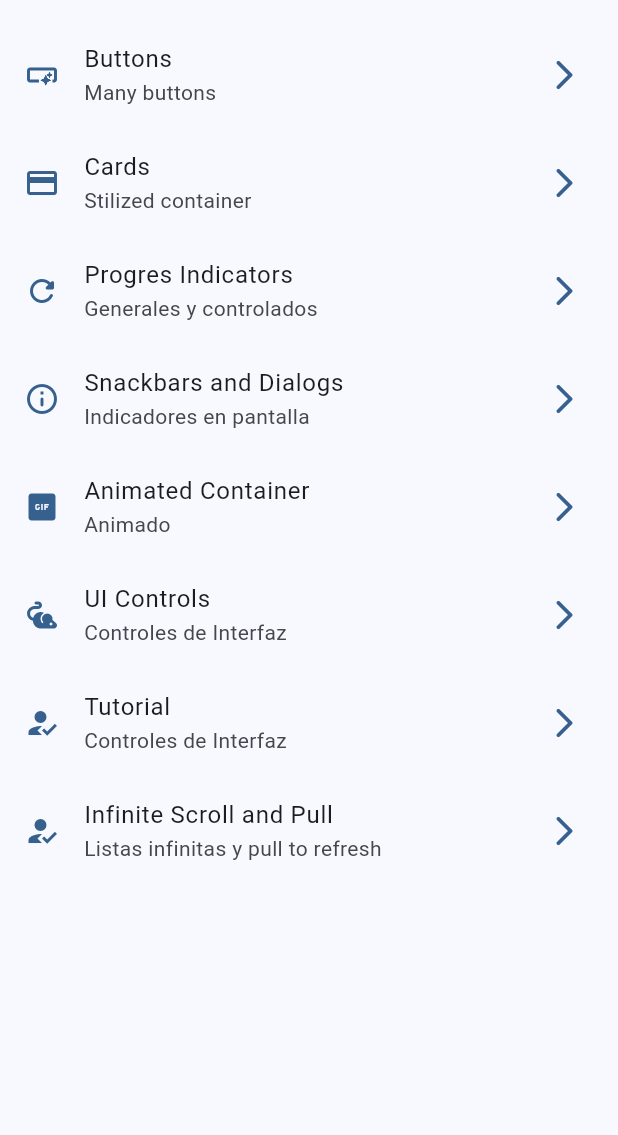
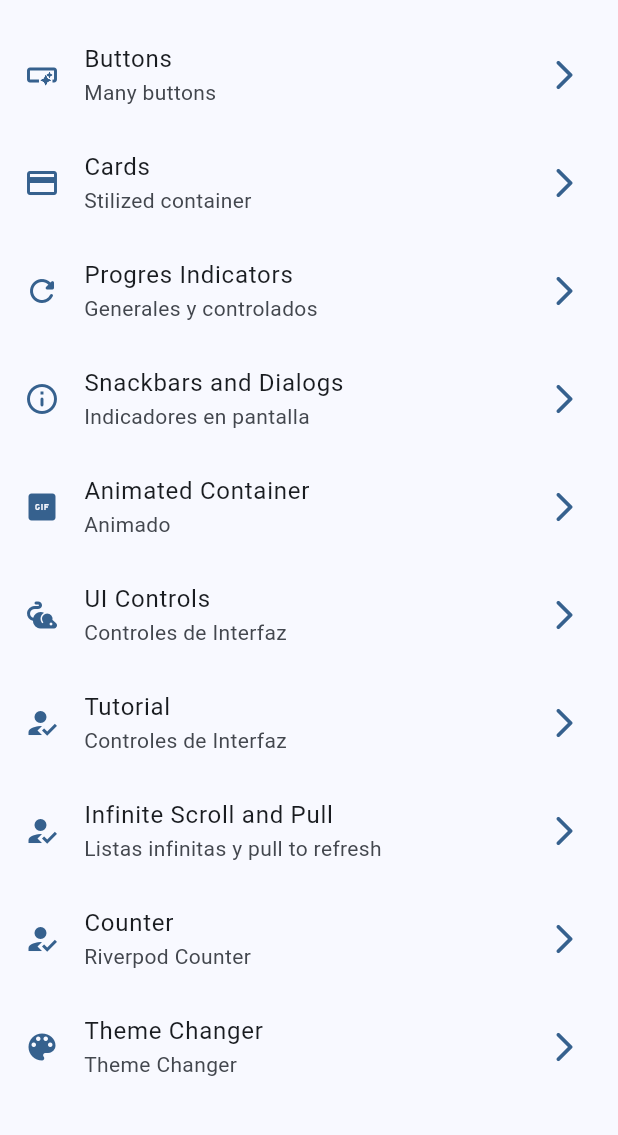
Before and after one commit to StiveenDavidBolanos/StiveenDavidBolanos, a Flutter app: the screen it shows after launch, on a phone screen of 412 x 824 dp, the part 63-1198 px from its top. Run offline on Flutter 3.47's test engine with Material 3 defaults, Android fonts, the phone set to English and light mode, and no system bars; our stand-ins replace animate_do, flutter_riverpod, go_router.

Commit message:
Aplicación completa

```diff
--- a/lib/config/menu/menu_items.dart
+++ b/lib/config/menu/menu_items.dart
@@ -54,4 +54,14 @@ List<MenuItems> appMenuItems = [
       subtitle: 'Listas infinitas y pull to refresh',
       url: '/infinite',
       icon: Icons.how_to_reg_sharp),
+  const MenuItems(
+      title: 'Counter',
+      subtitle: 'Riverpod Counter',
+      url: '/counter',
+      icon: Icons.how_to_reg_sharp),
+  const MenuItems(
+      title: 'Theme Changer',
+      subtitle: 'Theme Changer',
+      url: '/theme',
+      icon: Icons.color_lens),
 ];
--- a/lib/config/router/app_router.dart
+++ b/lib/config/router/app_router.dart
@@ -1,5 +1,6 @@
 import 'package:go_router/go_router.dart';
 import 'package:widgets_app/presentation/screens/progress/progress_screen.dart';
+import 'package:widgets_app/presentation/screens/theme_changer/theme_changer_screen.dart';
 
 import '../../presentation/screens/screens.dart';
 
@@ -52,5 +53,15 @@ final router = GoRouter(
       name: UiControlsScreen.name,
       builder: (context, state) => const UiControlsScreen(),
     ),
+    GoRoute(
+      path: '/counter',
+      name: CounterScreen.name,
+      builder: (context, state) => const CounterScreen(),
+    ),
+    GoRoute(
+      path: '/theme',
+      name: ThemeChangerScreen.name,
+      builder: (context, state) => const ThemeChangerScreen(),
+    ),
   ],
 );
--- a/lib/main.dart
+++ b/lib/main.dart
@@ -1,20 +1,22 @@
 import 'package:flutter/material.dart';
+import 'package:flutter_riverpod/flutter_riverpod.dart';
 import 'package:widgets_app/config/router/app_router.dart';
-import 'package:widgets_app/config/theme/app_theme.dart';
+import 'package:widgets_app/presentation/providers/theme_provider.dart';
 
 void main() {
-  runApp(const MainApp());
+  runApp(const ProviderScope(child: MainApp()));
 }
 
-class MainApp extends StatelessWidget {
+class MainApp extends ConsumerWidget {
   const MainApp({super.key});
 
   @override
-  Widget build(BuildContext context) {
+  Widget build(BuildContext context, WidgetRef ref) {
+    final appTheme = ref.watch(themeNotifierProvider);
     return MaterialApp.router(
       title: 'Widgets App',
       routerConfig: router,
-      theme: AppTheme(selectedColor: 0).getTheme(),
+      theme: appTheme.getTheme(),
       debugShowCheckedModeBanner: false,
     );
   }
--- a/lib/presentation/screens/screens.dart
+++ b/lib/presentation/screens/screens.dart
@@ -1,3 +1,5 @@
+export 'package:widgets_app/presentation/screens/counter/counter_screen.dart';
+
 export 'package:widgets_app/presentation/screens/animated_screen/animated_screen.dart';
 export 'package:widgets_app/presentation/screens/buttons/buttons_screen.dart';
 export 'package:widgets_app/presentation/screens/card/cards_screen.dart';
--- a/pubspec.yaml
+++ b/pubspec.yaml
@@ -10,6 +10,7 @@ dependencies:
   animate_do: ^3.3.4
   flutter:
     sdk: flutter
+  flutter_riverpod: ^2.5.1
   go_router: ^14.2.7
 
 dev_dependencies:
```
Also changed, not shown: lib/config/theme/app_theme.dart (+11 -2 lines), lib/presentation/providers/counter_provider.dart (added, +7 -0 lines), lib/presentation/providers/theme_provider.dart (added, +38 -0 lines), lib/presentation/screens/counter/counter_screen.dart (added, +53 -0 lines), lib/presentation/screens/theme_changer/theme_changer_screen.dart (added, +61 -0 lines), pubspec.lock.
